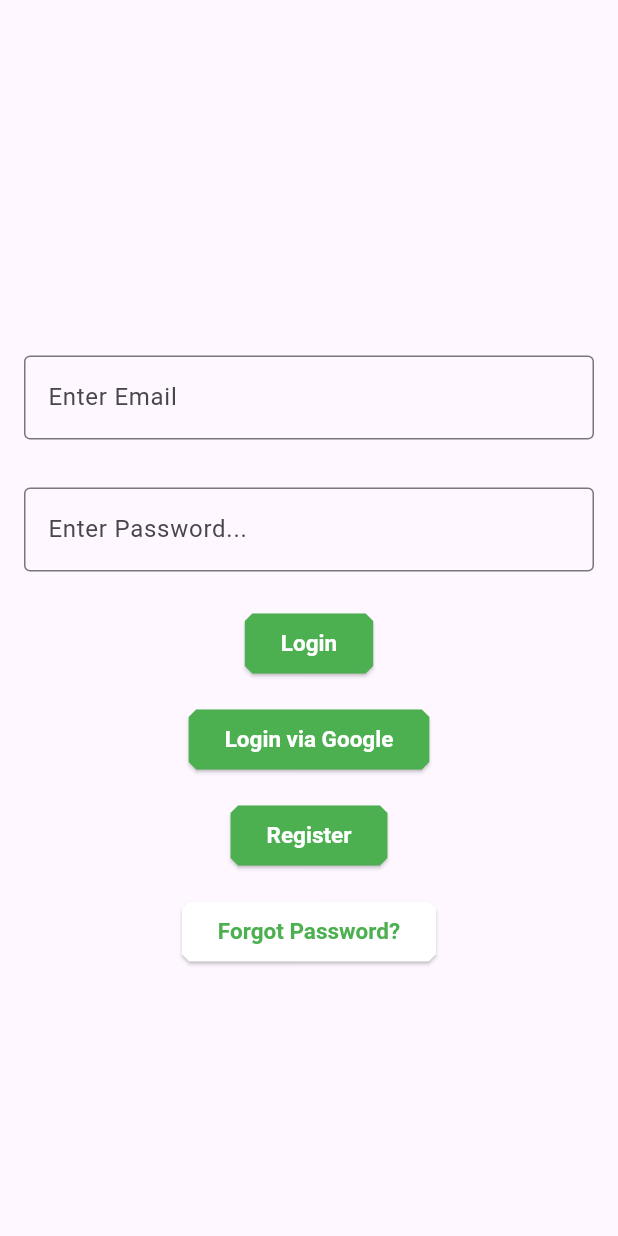
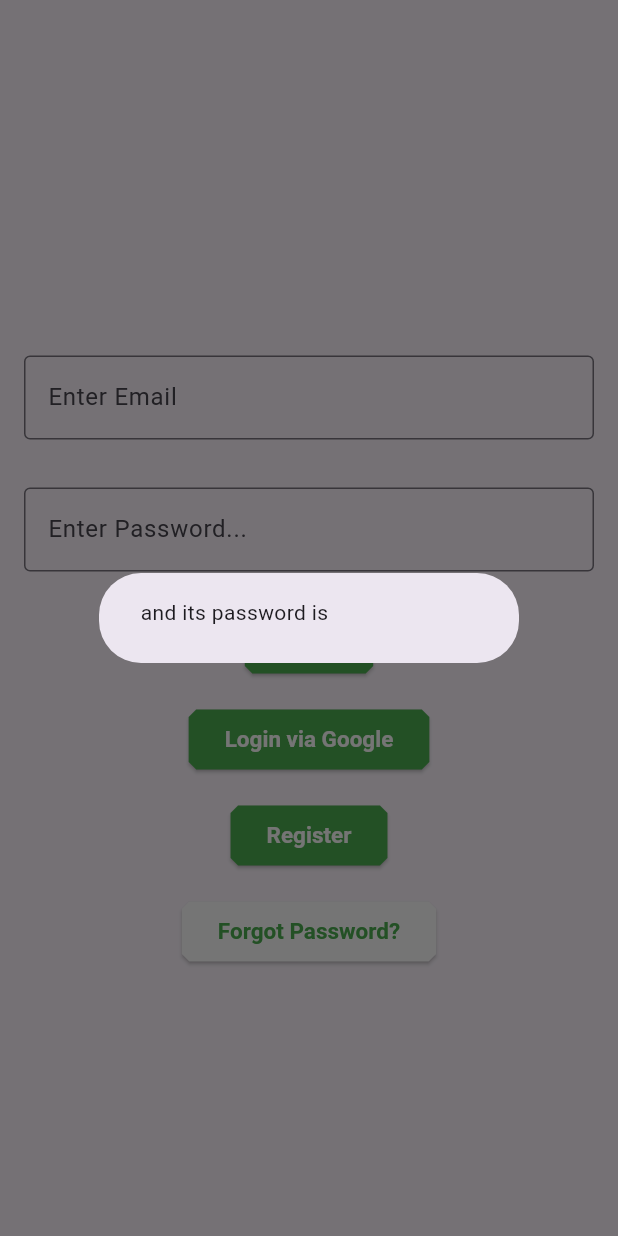
Before and after one commit to CdeJohane/soccer_prediction_app, a Flutter app: the screen it shows after launch, after a tap on "Login", on a phone screen of 412 x 824 dp. Run offline on Flutter 3.47's test engine with Material 3 defaults, Android fonts, the phone set to English and light mode, and no system bars.

Commit message:
Added Text Controllers

```diff
--- a/lib/pages/login.dart
+++ b/lib/pages/login.dart
@@ -1,7 +1,24 @@
 import 'package:flutter/material.dart';
 
-class Login extends StatelessWidget {
+class Login extends StatefulWidget {
   const Login({super.key});
+
+  @override
+  State<Login> createState() => _LoginState();
+}
+
+class _LoginState extends State<Login> {
+  // Text Controllers for the name and password
+  final emailController = TextEditingController();
+  final passwordController = TextEditingController();
+
+  // Clean up controller when disposed
+  @override
+  void dispose(){
+    emailController.dispose();
+    passwordController.dispose();
+    super.dispose();
+  }
 
   @override
   Widget build(BuildContext context) {
@@ -13,10 +30,11 @@ class Login extends StatelessWidget {
             mainAxisAlignment: MainAxisAlignment.center,
             children: [
               // Email
-              const Padding(
-                padding: EdgeInsets.all(16.0),
+              Padding(
+                padding: const EdgeInsets.all(16.0),
                 child: TextField(
-                  decoration: InputDecoration(
+                  controller: emailController,
+                  decoration: const InputDecoration(
                     border: OutlineInputBorder(),
                     hintText: 'Enter Email'
                   ),
@@ -24,10 +42,11 @@ class Login extends StatelessWidget {
               ),
 
               // Password
-              const Padding(
-                padding: EdgeInsets.all(16.0),
+              Padding(
+                padding: const EdgeInsets.all(16.0),
                 child: TextField(
-                  decoration: InputDecoration(
+                  controller: passwordController,
+                  decoration: const InputDecoration(
                     border: OutlineInputBorder(),
                     hintText: 'Enter Password...'
                   ),
@@ -38,7 +57,13 @@ class Login extends StatelessWidget {
               Padding(
                 padding: const EdgeInsets.all(8.0),
                 child: ElevatedButton(
-                  onPressed: () {},
+                  onPressed: () {
+                    showDialog(context: context, builder: (context){
+                      return AlertDialog(
+                        content: Text('${emailController.text} and its password is ${passwordController.text}'),
+                      );
+                    });
+                  },
                   style: ElevatedButton.styleFrom(
                     backgroundColor: Colors.green,
                     foregroundColor: Colors.white,
```
